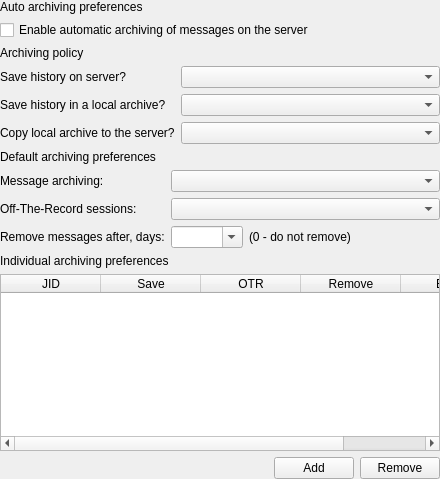
This is src/plugins/messagearchiver/archiveaccountoptionswidget2.ui in xnamed/vacuum-im as Qt 5 draws it before an edit. The edited form follows.
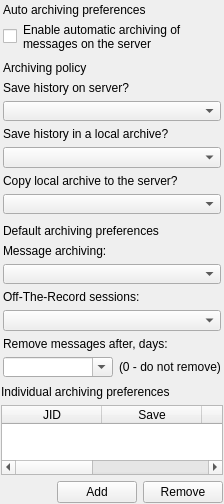
This is the edited form.

Patch:
```diff
--- a/src/plugins/messagearchiver/archiveaccountoptionswidget2.ui
+++ b/src/plugins/messagearchiver/archiveaccountoptionswidget2.ui
@@ -6,40 +6,92 @@
    <rect>
     <x>0</x>
     <y>0</y>
-    <width>440</width>
-    <height>479</height>
+    <width>224</width>
+    <height>504</height>
    </rect>
   </property>
-  <layout class="QVBoxLayout" name="verticalLayout">
-   <property name="margin">
-    <number>0</number>
+  <layout class="QVBoxLayout" name="verticalLayout_4">
+   <property name="leftMargin">
+    <number>1</number>
+   </property>
+   <property name="topMargin">
+    <number>1</number>
+   </property>
+   <property name="rightMargin">
+    <number>1</number>
+   </property>
+   <property name="bottomMargin">
+    <number>1</number>
    </property>
    <item>
     <widget class="QWidget" name="wdtAuto" native="true">
-     <layout class="QVBoxLayout" name="verticalLayout_4">
-      <property name="margin">
-       <number>0</number>
+     <property name="sizePolicy">
+      <sizepolicy hsizetype="Expanding" vsizetype="Preferred">
+       <horstretch>0</horstretch>
+       <verstretch>0</verstretch>
+      </sizepolicy>
+     </property>
+     <layout class="QVBoxLayout" name="verticalLayout">
+      <property name="leftMargin">
+       <number>2</number>
+      </property>
+      <property name="topMargin">
+       <number>2</number>
+      </property>
+      <property name="rightMargin">
+       <number>2</number>
+      </property>
+      <property name="bottomMargin">
+       <number>2</number>
       </property>
       <item>
        <widget class="QLabel" name="lblAuto">
+        <property name="sizePolicy">
+         <sizepolicy hsizetype="Expanding" vsizetype="Preferred">
+          <horstretch>0</horstretch>
+          <verstretch>0</verstretch>
+         </sizepolicy>
+        </property>
         <property name="text">
          <string>Auto archiving preferences</string>
         </property>
         <property name="textFormat">
          <enum>Qt::RichText</enum>
         </property>
+        <property name="wordWrap">
+         <bool>true</bool>
+        </property>
        </widget>
       </item>
       <item>
-       <layout class="QVBoxLayout" name="vtlAuto">
-        <property name="margin">
-         <number>0</number>
-        </property>
+       <layout class="QHBoxLayout" name="horizontalLayout">
         <item>
          <widget class="QCheckBox" name="chbAutoSave">
+          <property name="sizePolicy">
+           <sizepolicy hsizetype="Preferred" vsizetype="Fixed">
+            <horstretch>0</horstretch>
+            <verstretch>0</verstretch>
+           </sizepolicy>
+          </property>
+          <property name="text">
+           <string/>
+          </property>
+         </widget>
+        </item>
+        <item>
+         <widget class="QLabel" name="label">
+          <property name="sizePolicy">
+           <sizepolicy hsizetype="Expanding" vsizetype="Preferred">
+            <horstretch>0</horstretch>
+            <verstretch>0</verstretch>
+           </sizepolicy>
+          </property>
           <property name="text">
            <string>Enable automatic archiving of messages on the server</string>
           </property>
+          <property name="wordWrap">
+           <bool>true</bool>
+          </property>
          </widget>
         </item>
        </layout>
@@ -49,12 +101,33 @@
    </item>
    <item>
     <widget class="QWidget" name="wdtMethod" native="true">
+     <property name="sizePolicy">
+      <sizepolicy hsizetype="Expanding" vsizetype="Preferred">
+       <horstretch>0</horstretch>
+       <verstretch>0</verstretch>
+      </sizepolicy>
+     </property>
      <layout class="QVBoxLayout" name="verticalLayout_2">
-      <property name="margin">
-       <number>0</number>
+      <property name="leftMargin">
+       <number>2</number>
+      </property>
+      <property name="topMargin">
+       <number>2</number>
+      </property>
+      <property name="rightMargin">
+       <number>2</number>
+      </property>
+      <property name="bottomMargin">
+       <number>2</number>
       </property>
       <item>
        <widget class="QLabel" name="lblMethod">
+        <property name="sizePolicy">
+         <sizepolicy hsizetype="Expanding" vsizetype="Preferred">
+          <horstretch>0</horstretch>
+          <verstretch>0</verstretch>
+         </sizepolicy>
+        </property>
         <property name="text">
          <string>Archiving policy</string>
         </property>
@@ -68,67 +141,103 @@
         <property name="margin">
          <number>0</number>
         </property>
-        <item row="0" column="1">
-         <widget class="QComboBox" name="cmbMethodAuto">
+        <property name="topMargin">
+         <number>0</number>
+        </property>
+        <property name="rightMargin">
+         <number>0</number>
+        </property>
+        <property name="bottomMargin">
+         <number>0</number>
+        </property>
+        <item row="4" column="0">
+         <widget class="QLabel" name="lblMethodManual">
           <property name="sizePolicy">
-           <sizepolicy hsizetype="Expanding" vsizetype="Fixed">
+           <sizepolicy hsizetype="Expanding" vsizetype="Preferred">
             <horstretch>0</horstretch>
             <verstretch>0</verstretch>
            </sizepolicy>
           </property>
-         </widget>
-        </item>
-        <item row="1" column="1">
-         <widget class="QComboBox" name="cmbMethodLocal">
-          <property name="sizePolicy">
-           <sizepolicy hsizetype="Expanding" vsizetype="Fixed">
-            <horstretch>0</horstretch>
-            <verstretch>0</verstretch>
-           </sizepolicy>
+          <property name="text">
+           <string>Copy local archive to the server?</string>
           </property>
+          <property name="textFormat">
+           <enum>Qt::PlainText</enum>
+          </property>
+          <property name="wordWrap">
+           <bool>true</bool>
+          </property>
+          <property name="buddy">
+           <cstring>cmbMethodManual</cstring>
+          </property>
          </widget>
         </item>
-        <item row="1" column="0">
+        <item row="2" column="0">
          <widget class="QLabel" name="lblMethodLocal">
+          <property name="sizePolicy">
+           <sizepolicy hsizetype="Expanding" vsizetype="Preferred">
+            <horstretch>0</horstretch>
+            <verstretch>0</verstretch>
+           </sizepolicy>
+          </property>
           <property name="text">
            <string>Save history in a local archive?</string>
           </property>
           <property name="textFormat">
            <enum>Qt::PlainText</enum>
           </property>
+          <property name="wordWrap">
+           <bool>true</bool>
+          </property>
           <property name="buddy">
            <cstring>cmbMethodLocal</cstring>
           </property>
          </widget>
         </item>
+        <item row="5" column="0">
+         <widget class="QComboBox" name="cmbMethodManual">
+          <property name="sizePolicy">
+           <sizepolicy hsizetype="Expanding" vsizetype="Fixed">
+            <horstretch>0</horstretch>
+            <verstretch>0</verstretch>
+           </sizepolicy>
+          </property>
+         </widget>
+        </item>
+        <item row="3" column="0">
+         <widget class="QComboBox" name="cmbMethodLocal">
+          <property name="sizePolicy">
+           <sizepolicy hsizetype="Expanding" vsizetype="Fixed">
+            <horstretch>0</horstretch>
+            <verstretch>0</verstretch>
+           </sizepolicy>
+          </property>
+         </widget>
+        </item>
         <item row="0" column="0">
          <widget class="QLabel" name="lblMethodAuto">
+          <property name="sizePolicy">
+           <sizepolicy hsizetype="Expanding" vsizetype="Preferred">
+            <horstretch>0</horstretch>
+            <verstretch>0</verstretch>
+           </sizepolicy>
+          </property>
           <property name="text">
            <string>Save history on server?</string>
           </property>
           <property name="textFormat">
            <enum>Qt::PlainText</enum>
           </property>
+          <property name="wordWrap">
+           <bool>true</bool>
+          </property>
           <property name="buddy">
            <cstring>cmbMethodAuto</cstring>
           </property>
          </widget>
         </item>
-        <item row="2" column="0">
-         <widget class="QLabel" name="lblMethodManual">
-          <property name="text">
-           <string>Copy local archive to the server?</string>
-          </property>
-          <property name="textFormat">
-           <enum>Qt::PlainText</enum>
-          </property>
-          <property name="buddy">
-           <cstring>cmbMethodManual</cstring>
-          </property>
-         </widget>
-        </item>
-        <item row="2" column="1">
-         <widget class="QComboBox" name="cmbMethodManual">
+        <item row="1" column="0">
+         <widget class="QComboBox" name="cmbMethodAuto">
           <property name="sizePolicy">
            <sizepolicy hsizetype="Expanding" vsizetype="Fixed">
             <horstretch>0</horstretch>
@@ -144,12 +253,33 @@
    </item>
    <item>
     <widget class="QWidget" name="wdtDefault" native="true">
-     <layout class="QVBoxLayout" name="verticalLayout_5">
-      <property name="margin">
-       <number>0</number>
+     <property name="sizePolicy">
+      <sizepolicy hsizetype="Expanding" vsizetype="Preferred">
+       <horstretch>0</horstretch>
+       <verstretch>0</verstretch>
+      </sizepolicy>
+     </property>
+     <layout class="QVBoxLayout" name="verticalLayout_3">
+      <property name="leftMargin">
+       <number>2</number>
+      </property>
+      <property name="topMargin">
+       <number>2</number>
+      </property>
+      <property name="rightMargin">
+       <number>2</number>
+      </property>
+      <property name="bottomMargin">
+       <number>2</number>
       </property>
       <item>
        <widget class="QLabel" name="lblDefault">
+        <property name="sizePolicy">
+         <sizepolicy hsizetype="Expanding" vsizetype="Preferred">
+          <horstretch>0</horstretch>
+          <verstretch>0</verstretch>
+         </sizepolicy>
+        </property>
         <property name="text">
          <string>Default archiving preferences</string>
         </property>
@@ -163,69 +293,111 @@
         <property name="margin">
          <number>0</number>
         </property>
-        <item row="0" column="1">
-         <widget class="QComboBox" name="cmbModeSave">
-          <property name="sizePolicy">
-           <sizepolicy hsizetype="Expanding" vsizetype="Fixed">
-            <horstretch>0</horstretch>
-            <verstretch>0</verstretch>
-           </sizepolicy>
-          </property>
-         </widget>
-        </item>
+        <property name="topMargin">
+         <number>0</number>
+        </property>
+        <property name="rightMargin">
+         <number>0</number>
+        </property>
+        <property name="bottomMargin">
+         <number>0</number>
+        </property>
         <item row="0" column="0">
          <widget class="QLabel" name="lblModeSave">
+          <property name="sizePolicy">
+           <sizepolicy hsizetype="Expanding" vsizetype="Preferred">
+            <horstretch>0</horstretch>
+            <verstretch>0</verstretch>
+           </sizepolicy>
+          </property>
           <property name="text">
            <string>Message archiving:</string>
           </property>
           <property name="textFormat">
            <enum>Qt::PlainText</enum>
           </property>
+          <property name="wordWrap">
+           <bool>true</bool>
+          </property>
           <property name="buddy">
            <cstring>cmbModeSave</cstring>
           </property>
          </widget>
         </item>
-        <item row="1" column="1">
-         <widget class="QComboBox" name="cmbModeOTR">
-          <property name="sizePolicy">
-           <sizepolicy hsizetype="Expanding" vsizetype="Fixed">
-            <horstretch>0</horstretch>
-            <verstretch>0</verstretch>
-           </sizepolicy>
-          </property>
-         </widget>
-        </item>
-        <item row="1" column="0">
+        <item row="2" column="0">
          <widget class="QLabel" name="lblModeOTR">
+          <property name="sizePolicy">
+           <sizepolicy hsizetype="Expanding" vsizetype="Preferred">
+            <horstretch>0</horstretch>
+            <verstretch>0</verstretch>
+           </sizepolicy>
+          </property>
           <property name="text">
            <string>Off-The-Record sessions:</string>
           </property>
           <property name="textFormat">
            <enum>Qt::PlainText</enum>
           </property>
+          <property name="wordWrap">
+           <bool>true</bool>
+          </property>
           <property name="buddy">
            <cstring>cmbModeOTR</cstring>
           </property>
          </widget>
         </item>
-        <item row="2" column="0">
+        <item row="1" column="0">
+         <widget class="QComboBox" name="cmbModeSave">
+          <property name="sizePolicy">
+           <sizepolicy hsizetype="Expanding" vsizetype="Fixed">
+            <horstretch>0</horstretch>
+            <verstretch>0</verstretch>
+           </sizepolicy>
+          </property>
+         </widget>
+        </item>
+        <item row="3" column="0">
+         <widget class="QComboBox" name="cmbModeOTR">
+          <property name="sizePolicy">
+           <sizepolicy hsizetype="Expanding" vsizetype="Fixed">
+            <horstretch>0</horstretch>
+            <verstretch>0</verstretch>
+           </sizepolicy>
+          </property>
+         </widget>
+        </item>
+        <item row="4" column="0">
          <widget class="QLabel" name="lblExpireTime">
+          <property name="sizePolicy">
+           <sizepolicy hsizetype="Expanding" vsizetype="Preferred">
+            <horstretch>0</horstretch>
+            <verstretch>0</verstretch>
+           </sizepolicy>
+          </property>
           <property name="text">
            <string>Remove messages after, days:</string>
           </property>
           <property name="textFormat">
            <enum>Qt::PlainText</enum>
           </property>
+          <property name="wordWrap">
+           <bool>true</bool>
+          </property>
           <property name="buddy">
            <cstring>cmbExpireTime</cstring>
           </property>
          </widget>
         </item>
-        <item row="2" column="1">
+        <item row="5" column="0">
          <layout class="QHBoxLayout" name="vrlExpireTime">
           <item>
            <widget class="QComboBox" name="cmbExpireTime">
+            <property name="sizePolicy">
+             <sizepolicy hsizetype="Expanding" vsizetype="Fixed">
+              <horstretch>0</horstretch>
+              <verstretch>0</verstretch>
+             </sizepolicy>
+            </property>
             <property name="editable">
              <bool>true</bool>
             </property>
@@ -242,21 +414,11 @@
             <property name="textFormat">
              <enum>Qt::PlainText</enum>
             </property>
+            <property name="wordWrap">
+             <bool>true</bool>
+            </property>
            </widget>
           </item>
-          <item>
-           <spacer name="horizontalSpacer_2">
-            <property name="orientation">
-             <enum>Qt::Horizontal</enum>
-            </property>
-            <property name="sizeHint" stdset="0">
-             <size>
-              <width>40</width>
-              <height>20</height>
-             </size>
-            </property>
-           </spacer>
-          </item>
          </layout>
         </item>
        </layout>
@@ -287,6 +449,9 @@
         </property>
         <item>
          <widget class="QTableWidget" name="tbwItemPrefs">
+          <property name="sizeAdjustPolicy">
+           <enum>QAbstractScrollArea::AdjustToContents</enum>
+          </property>
           <property name="alternatingRowColors">
            <bool>true</bool>
           </property>
@@ -321,7 +486,7 @@
             <string>Message archiving</string>
            </property>
            <property name="textAlignment">
-            <set>AlignHCenter|AlignVCenter|AlignCenter</set>
+            <set>AlignCenter</set>
            </property>
           </column>
           <column>
@@ -332,7 +497,7 @@
             <string>Off-The-Record sessions </string>
            </property>
            <property name="textAlignment">
-            <set>AlignHCenter|AlignVCenter|AlignCenter</set>
+            <set>AlignCenter</set>
            </property>
           </column>
           <column>
@@ -343,7 +508,7 @@
             <string>Remove messages after, days</string>
            </property>
            <property name="textAlignment">
-            <set>AlignHCenter|AlignVCenter|AlignCenter</set>
+            <set>AlignCenter</set>
            </property>
           </column>
           <column>
@@ -354,7 +519,7 @@
             <string>Settings are applied to contact which JID is exactly matches</string>
            </property>
            <property name="textAlignment">
-            <set>AlignHCenter|AlignVCenter|AlignCenter</set>
+            <set>AlignCenter</set>
            </property>
           </column>
          </widget>
```
Left out of the diff: 30 changed lines with no effect on the pictures.
